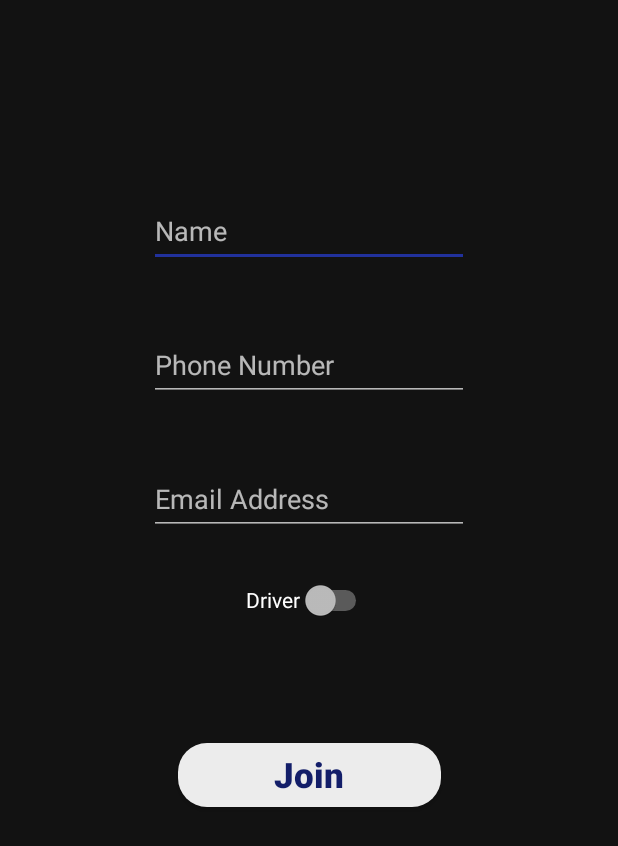
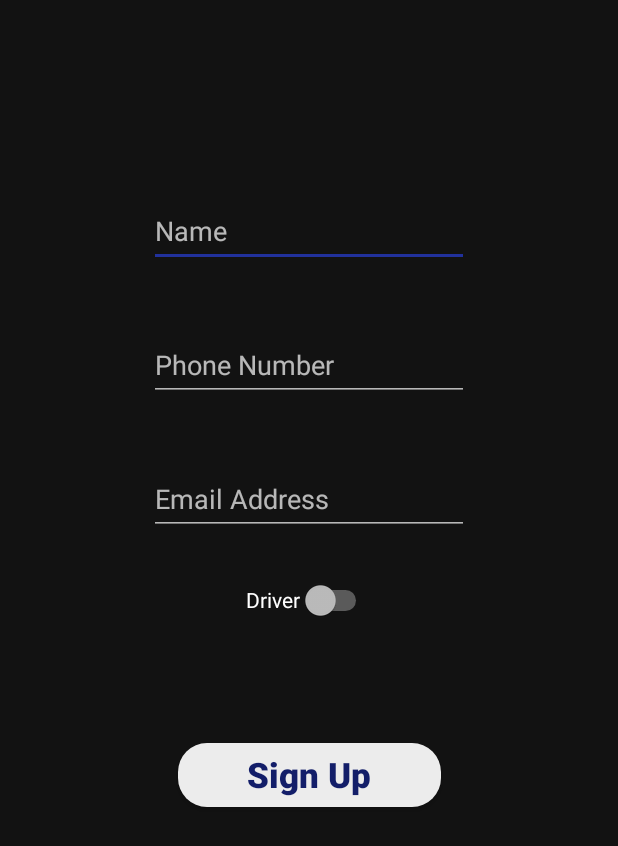
Before and after one commit to Raviish123/DUHacks, an Android app: the screen it shows after launch (SignUpActivity), after a tap on "Sign Up", on a phone screen of 412 x 824 dp. Shown: the top 846 px of the screen. Run offline under Robolectric (Android 15) with nearby library versions, the light colour scheme and no system bars; our stand-ins replace sdp/ssp sizes.

Commit message:
Sign Up Page Completed

```diff
--- a/app/src/main/AndroidManifest.xml
+++ b/app/src/main/AndroidManifest.xml
@@ -13,6 +13,9 @@
         android:supportsRtl="true"
         android:theme="@style/Theme.DUHacksPool"
         tools:targetApi="31">
+        <activity
+            android:name=".HomeActivity"
+            android:exported="false" />
         <activity
             android:name=".SignUpActivity"
             android:exported="false"
--- a/app/src/main/java/com/example/duhackspool/MainActivity.kt
+++ b/app/src/main/java/com/example/duhackspool/MainActivity.kt
@@ -33,7 +33,7 @@ class MainActivity : AppCompatActivity() {
         if (LoginManager.loggedIn) {
             binding.frontPageBtn1.text = "Proceed"
             binding.frontPageBtn1.setOnClickListener {
-//                startActivity(Intent(this@MainActivity, HomeActivity::class.java))
+                startActivity(Intent(this@MainActivity, HomeActivity::class.java))
             }
             binding.frontPageBtn2.visibility = View.INVISIBLE
         } else {
@@ -41,8 +41,8 @@ class MainActivity : AppCompatActivity() {
             binding.frontPageBtn1.setOnClickListener {
 //                startActivity(Intent(this@MainActivity, LoginActivity::class.java))
             }
-            binding.frontPageBtn1.text = "Sign Up"
-            binding.frontPageBtn1.setOnClickListener {
+            binding.frontPageBtn2.text = "Sign Up"
+            binding.frontPageBtn2.setOnClickListener {
                 startActivity(Intent(this@MainActivity, SignUpActivity::class.java))
             }
         }
--- a/app/src/main/java/com/example/duhackspool/SignUpActivity.kt
+++ b/app/src/main/java/com/example/duhackspool/SignUpActivity.kt
@@ -1,9 +1,16 @@
 package com.example.duhackspool
 
+import android.content.Intent
 import android.os.Bundle
+import android.util.Log
+import android.util.Patterns
+import android.view.Gravity
+import android.view.View
 import androidx.appcompat.app.AppCompatActivity
 import androidx.appcompat.app.AppCompatDelegate
 import com.example.duhackspool.databinding.ActivitySignUpBinding
+import com.google.android.material.snackbar.Snackbar
+
 
 class SignUpActivity : AppCompatActivity() {
 
@@ -12,9 +19,33 @@ class SignUpActivity : AppCompatActivity() {
     override fun onCreate(savedInstanceState: Bundle?) {
         super.onCreate(savedInstanceState)
 
+        if (LoginManager.loggedIn) finish()
+
         AppCompatDelegate.setDefaultNightMode(AppCompatDelegate.MODE_NIGHT_YES)
 
         binding = ActivitySignUpBinding.inflate(layoutInflater)
         setContentView(binding.root)
+
+        supportActionBar?.setDisplayShowCustomEnabled(true)
+        supportActionBar?.setDisplayShowTitleEnabled(false)
+        supportActionBar?.setDisplayHomeAsUpEnabled(true)
+
+        binding.signUpBtn.setOnClickListener {
+            if (binding.nameField.text.toString() != "" && binding.editTextTextEmailAddress.text.toString() != "" && binding.editTextPhone.toString() != "") {
+                if (!Patterns.EMAIL_ADDRESS.matcher(binding.editTextTextEmailAddress.text).matches()) {
+                    Snackbar.make(findViewById(android.R.id.content), "Enter Valid Email Address.", Snackbar.LENGTH_SHORT).show()
+                } else {
+                    LoginManager.name = binding.nameField.text.toString()
+                    LoginManager.isDriver = binding.switch1.isChecked
+                    LoginManager.emailAddress = binding.editTextTextEmailAddress.text.toString()
+                    LoginManager.phoneNumber = binding.editTextPhone.text.toString()
+                    LoginManager.loggedIn = true
+                    startActivity(Intent(this@SignUpActivity, HomeActivity::class.java))
+                    finish()
+                }
+            } else {
+                Snackbar.make(findViewById(android.R.id.content), "Fill in all fields.", Snackbar.LENGTH_SHORT).show()
+            }
+        }
     }
 }
--- a/app/src/main/res/layout/activity_sign_up.xml
+++ b/app/src/main/res/layout/activity_sign_up.xml
@@ -14,7 +14,7 @@
         android:ems="10"
         android:hint="Name"
         android:inputType="textPersonName"
-        android:minHeight="48dp"
+        android:minHeight="@dimen/_37sdp"
         app:layout_constraintEnd_toEndOf="parent"
         app:layout_constraintStart_toStartOf="parent"
         app:layout_constraintTop_toTopOf="parent" />
@@ -27,7 +27,7 @@
         android:ems="10"
         android:hint="Phone Number"
         android:inputType="phone"
-        android:minHeight="48dp"
+        android:minHeight="@dimen/_37sdp"
         app:layout_constraintEnd_toEndOf="parent"
         app:layout_constraintStart_toStartOf="parent"
         app:layout_constraintTop_toBottomOf="@+id/nameField" />
@@ -40,18 +40,18 @@
         android:ems="10"
         android:hint="Email Address"
         android:inputType="textEmailAddress"
-        android:minHeight="48dp"
+        android:minHeight="@dimen/_37sdp"
         app:layout_constraintEnd_toEndOf="parent"
         app:layout_constraintStart_toStartOf="parent"
         app:layout_constraintTop_toBottomOf="@+id/editTextPhone" />
 
     <Button
-        android:id="@+id/button8"
+        android:id="@+id/signUpBtn"
         android:layout_width="@dimen/_135sdp"
         android:layout_height="@dimen/_42sdp"
         android:letterSpacing="0"
         android:layout_marginTop="@dimen/_50sdp"
-        android:text="Join"
+        android:text="Sign Up"
         android:textAllCaps="false"
         android:textSize="@dimen/_18ssp"
         android:textStyle="bold"
@@ -65,7 +65,7 @@
         android:layout_width="wrap_content"
         android:layout_height="wrap_content"
         android:layout_marginTop="@dimen/_15sdp"
-        android:minHeight="48dp"
+        android:minHeight="@dimen/_37sdp"
         android:text="Driver"
         app:layout_constraintEnd_toEndOf="parent"
         app:layout_constraintStart_toStartOf="parent"
```
Also changed, not shown: app/src/main/java/com/example/duhackspool/FirstFragment.kt (deleted, +0 -44 lines), app/src/main/java/com/example/duhackspool/HomeActivity.kt (added, +11 -0 lines), app/src/main/java/com/example/duhackspool/SecondFragment.kt (deleted, +0 -44 lines), app/src/main/res/layout/activity_home.xml (added, +9 -0 lines).
